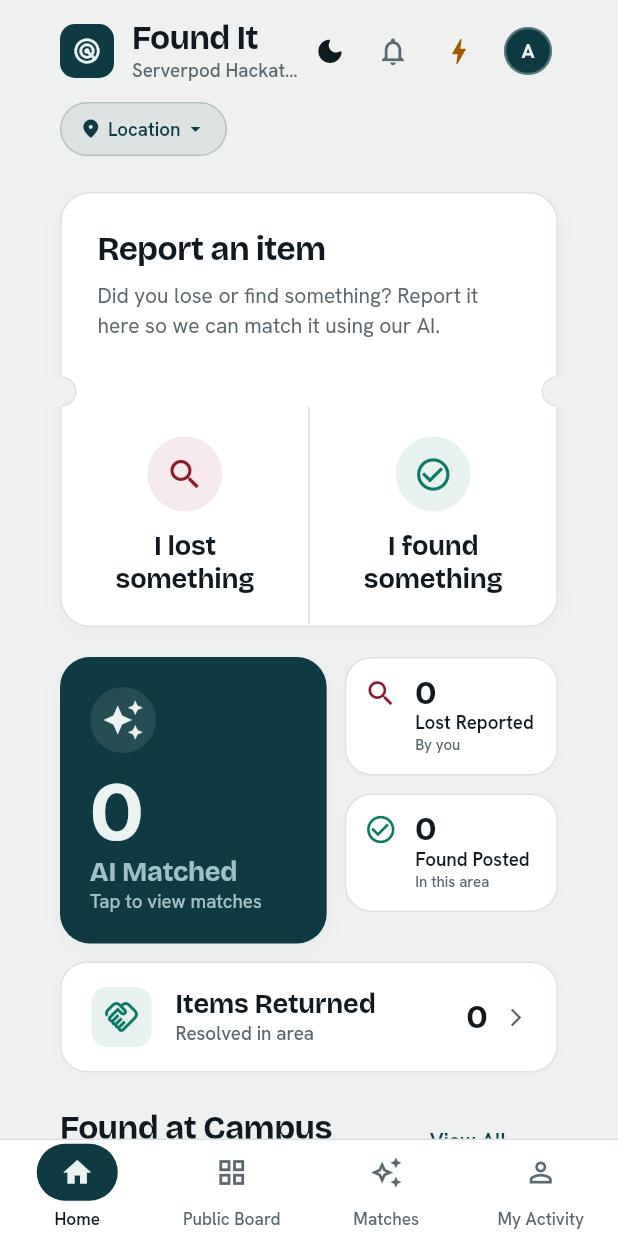
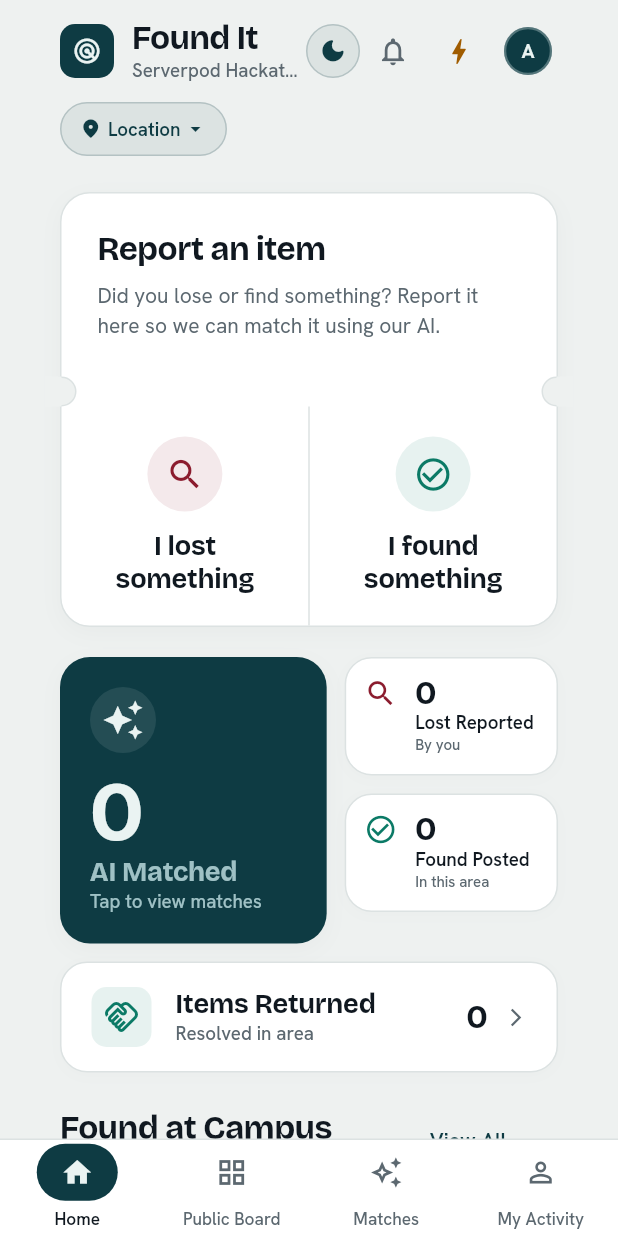
Before and after one commit to ajayg10/foundit, a Flutter app: the HomeScreen screen opened directly, on a phone screen of 412 x 824 dp. Run offline on Flutter 3.47's test engine with Material 3 defaults, Android fonts, the phone set to English and light mode, and no system bars; our stand-ins replace flutter_map, geolocator, google_fonts, image_picker, latlong2, shared_preferences; missing offline and left inert: flutter_driver, serverpod, serverpod_auth_core_client, serverpod_auth_core_server, serverpod_auth_idp_client, serverpod_auth_idp_flutter and 4 more; accounts and stored records are empty; statements that could not run were skipped.

Commit message:
style(ui): polish theme toggle with prominent circular badge styling

```diff
--- a/found_it_flutter/lib/ui/widgets/brand_header.dart
+++ b/found_it_flutter/lib/ui/widgets/brand_header.dart
@@ -62,33 +62,47 @@ class BrandHeader extends StatelessWidget {
               listenable: ThemeModeController.instance,
               builder: (context, _) {
                 final isDark = Theme.of(context).brightness == Brightness.dark;
-                return SizedBox(
-                  width: 40,
-                  height: 40,
-                  child: Semantics(
+                return Semantics(
                   label: isDark
                       ? 'Switch to light appearance'
                       : 'Switch to dark appearance',
                   button: true,
-                    child: IconButton(
-                      padding: EdgeInsets.zero,
-                      tooltip: isDark
+                  child: Tooltip(
+                    message: isDark
                         ? 'Switch to Light Theme'
                         : 'Switch to Dark Theme',
-                      icon: Icon(
-                        isDark
-                            ? Icons.light_mode_rounded
-                            : Icons.dark_mode_rounded,
-                        color: isDark ? colors.warning : colors.ink,
-                        size: 21,
-                      ),
-                      onPressed: () {
+                    child: InkWell(
+                      onTap: () {
                         if (isDark) {
                           ThemeModeController.instance.setLight();
                         } else {
                           ThemeModeController.instance.setDark();
                         }
                       },
+                      borderRadius: BorderRadius.circular(20),
+                      child: Container(
+                        width: 36,
+                        height: 36,
+                        decoration: BoxDecoration(
+                          color: isDark
+                              ? colors.warning.withAlpha(30)
+                              : colors.brand.withAlpha(20),
+                          shape: BoxShape.circle,
+                          border: Border.all(
+                            color: isDark
+                                ? colors.warning.withAlpha(90)
+                                : colors.brand.withAlpha(50),
+                            width: 1,
+                          ),
+                        ),
+                        child: Icon(
+                          isDark
+                              ? Icons.light_mode_rounded
+                              : Icons.dark_mode_rounded,
+                          color: isDark ? colors.warning : colors.brand,
+                          size: 19,
+                        ),
+                      ),
                     ),
                   ),
                 );
```
Lines whose indentation alone changed are shown as unchanged.
